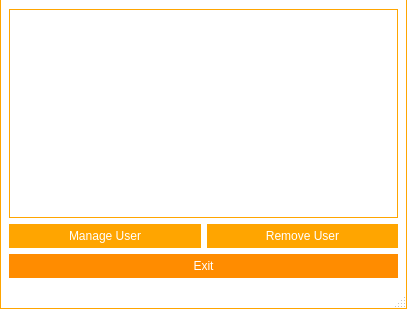
Nintersoft/SmartClass, file frmmanageusers.ui: the form before one commit.
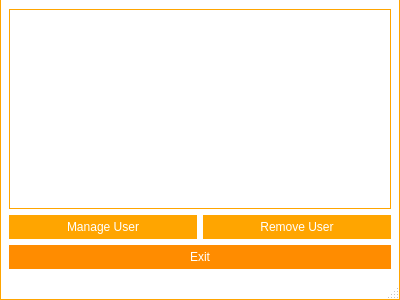
The form after the commit. Icons and pictures are not drawn.

The edit to the form file:
```diff
--- a/frmmanageusers.ui
+++ b/frmmanageusers.ui
@@ -9,10 +9,16 @@
    <rect>
     <x>0</x>
     <y>0</y>
-    <width>407</width>
-    <height>309</height>
+    <width>400</width>
+    <height>300</height>
    </rect>
   </property>
+  <property name="minimumSize">
+   <size>
+    <width>400</width>
+    <height>300</height>
+   </size>
+  </property>
   <property name="windowTitle">
    <string>MainWindow</string>
   </property>
@@ -564,6 +570,553 @@
 }</string>
   </property>
   <widget class="QWidget" name="centralWidget">
+   <property name="styleSheet">
+    <string notr="true">QWidget#titleBar{
+	background-color: #FFF;
+	border-top: 1px solid orange;
+	border-left: 1px solid orange;
+	border-right: 1px solid orange;
+	color: #000;
+}
+
+QWidget#centralWidget, QStatusBar{
+	background-color: #FFF;
+	border-left: 1px solid orange;
+	border-right: 1px solid orange;
+}
+
+QStatusBar{
+	border-bottom: 1px solid orange;
+}
+
+/*QTabWidget::pane {
+    border-top: 1px solid orange;
+}*/
+
+QSlider::handle:horizontal {
+    background: orange;
+}
+
+/* Vertical and horizontal line customization */
+
+QFrame[frameShape=&quot;4&quot;]
+{
+    color: orange;
+}
+
+QFrame[frameShape=&quot;5&quot;]
+{
+    color: orange;
+}
+
+/* QTabWidget elements customization */
+
+QTabWidget::pane {
+/*	border-top: 1px solid orange;*/
+	background: white;
+}
+
+QTabWidget::tab-bar {
+    left: 5px;
+}
+
+QTabBar::tab {
+	background: white;
+    min-width: 120px;
+    min-height: 20px;
+    padding: 2px;
+	border-top-left-radius: 5px;
+	border-top-right-radius: 5px;
+	margin-top: 6px;
+}
+
+QTabBar::tab:selected, QTabBar::tab:hover {
+	background: white;
+	border-top: 1px solid orange;
+	border-right: 1px solid orange;
+	border-left: 1px solid orange;
+}
+
+QTabBar::tab:selected {
+	background: white;
+	border-top: 2px solid orange;
+	border-right: 2px solid orange;
+	border-left: 2px solid orange;
+}
+
+QTabBar::tab:!selected {
+    margin-bottom: 3px;
+}
+
+QTabBar QToolButton{
+	background-color: white;
+	border: none;
+	color: black;
+}
+
+QTabBar QToolButton::hover{
+	background-color: darkorange;
+}
+
+QTabBar QToolButton::pressed{
+	background-color: orange;
+}
+
+QTabBar QToolButton::!enabled{
+	background-color: orange;
+}
+
+QWidget#tabInfo, QWidget#tabInfoLayout, QWidget#tabGeneral, QWidget#tabGeneralLayout, QWidget#tabFileLayout, QWidget#tabBackupLayout, QWidget#tabBackup, QWidget#tabHelpLayout, QWidget#screenManagerLayout{
+	background: white;
+}
+
+QLineEdit{
+	border: 1px solid orange;
+	min-height: 20px;
+}
+
+QPlainTextEdit{
+	border: 1px solid orange;
+	min-height: 40px;
+}
+
+QPushButton{
+	background-color: darkorange;
+	border: 5px solid darkorange;
+	color: white;
+}
+
+QPushButton::hover{
+	background-color: orange;
+	border: 5px solid orange;
+}
+
+QPushButton::pressed{
+	background-color: darkorange;
+	border: 5px solid darkorange;
+}
+
+QPushButton::!enabled{
+	background-color: orange;
+	border: 5px solid orange;
+}
+
+/*
+	QScroll Area
+*/
+
+QScrollArea{
+	border: none;
+}
+
+QScrollArea#scrollManager{
+	border: 1px solid orange;
+	border-radius: 5px;
+}
+
+/* QScrollBar Horizontal*/
+
+QScrollBar:horizontal {
+    background: lightgray;
+    height: 10px;
+    margin: 0px 40px 0 0px;
+	border-radius: 5px;
+}
+
+QScrollBar::handle:horizontal {
+    background: orange;
+	border-radius: 5px;
+    min-width: 20px;
+}
+
+QScrollBar::add-line:horizontal {
+    background: blue;
+    width: 20px;
+    subcontrol-position: right;
+    subcontrol-origin: margin;
+	border-top-right-radius: 5px;
+	border-bottom-right-radius: 5px;
+}
+
+QScrollBar::sub-line:horizontal {
+    background: red;
+    width: 20px;
+    subcontrol-position: top right;
+    subcontrol-origin: margin;
+    position: absolute;
+    right: 20px;
+	border-top-left-radius: 5px;
+	border-bottom-left-radius: 5px;
+}
+
+QScrollBar::sub-line:horizontal:hover {
+    background: darkred;
+}
+
+QScrollBar::sub-line:horizontal:pressed {
+    background: red;
+}
+
+QScrollBar::add-line:horizontal:hover {
+    background: darkblue;
+}
+
+QScrollBar::add-line:horizontal:pressed {
+    background: blue;
+}
+
+QScrollBar:left-arrow:horizontal{
+	image: url(:/images/scrollbar/slide_left.PNG);
+    width: 10px;
+    height: 10px;
+}
+
+QScrollBar::right-arrow:horizontal {
+	image: url(:/images/scrollbar/slide_right.PNG);
+    width: 10px;
+    height: 10px;
+}
+
+QScrollBar::add-page:horizontal, QScrollBar::sub-page:horizontal {
+    background: none;
+}
+
+/* QScrollBar Vertical*/
+
+QScrollBar:vertical {
+    background: lightgray;
+    width: 10px;
+    margin: 0px 0px 40px 0px;
+	border-radius: 5px;
+}
+
+QScrollBar::handle:vertical {
+    background: orange;
+	border-radius: 5px;
+    min-width: 20px;
+}
+
+QScrollBar::add-line:vertical {
+    background: blue;
+    height: 20px;
+    subcontrol-position: bottom;
+    subcontrol-origin: margin;
+	border-bottom-right-radius: 5px;
+	border-bottom-left-radius: 5px;
+}
+
+QScrollBar::sub-line:vertical {
+    background: red;
+    height: 20px;
+    subcontrol-position: bottom right;
+    subcontrol-origin: margin;
+    position: absolute;
+    bottom: 20px;
+	border-top-right-radius: 5px;
+	border-top-left-radius: 5px;
+}
+
+QScrollBar::sub-line:vertical:hover {
+    background: darkred;
+}
+
+QScrollBar::sub-line:vertical:pressed {
+    background: red;
+}
+
+QScrollBar::add-line:vertical:hover {
+    background: darkblue;
+}
+
+QScrollBar::add-line:vertical:pressed {
+    background: blue;
+}
+
+QScrollBar:up-arrow:vertical{
+	image: url(:/images/scrollbar/slide_up.PNG);
+	width: 10px;
+    height: 10px;
+}
+
+ QScrollBar::down-arrow:vertical{
+	image: url(:/images/scrollbar/slide_down.PNG);
+	width: 10px;
+    height: 10px;
+}
+
+QScrollBar::add-page:vertical, QScrollBar::sub-page:vertical {
+    background: none;
+}
+
+/*QComboBox*/
+
+QComboBox {
+    border: 1px solid orange;
+	background: white;
+    border-radius: 3px;
+    padding: 1px 18px 1px 3px;
+    min-width: 6em;
+}
+
+QComboBox:editable {
+    background: white;
+}
+
+QComboBox:!editable, QComboBox::drop-down:editable {
+	background: white;
+}
+
+QComboBox:!editable:on, QComboBox::drop-down:editable:on {
+    background: white;
+}
+
+QComboBox:on {
+    padding-top: 3px;
+    padding-left: 4px;
+}
+
+QComboBox::drop-down {
+    subcontrol-origin: padding;
+    subcontrol-position: top right;
+    width: 15px;
+
+    border-left-width: 1px;
+    border-left-color: orange;
+    border-left-style: solid;
+    border-top-right-radius: 3px;
+    border-bottom-right-radius: 3px;
+}
+
+QComboBox::drop-down:hover {
+    background: orange;
+}
+
+QComboBox::down-arrow {
+    image: url(&quot;:/images/buttons/Down_Arrow.PNG&quot;);
+	width: 10px;
+	height: 10px;
+}
+
+QComboBox::down-arrow:on {
+    top: 1px;
+    left: 1px;
+}
+
+QComboBox QAbstractItemView {
+    border: 1px solid orange;
+    selection-background-color: orange;
+    border-top-right-radius: 3px;
+    border-bottom-right-radius: 3px;
+}
+
+QComboBox QAbstractItemView:hover {
+	color: orange;
+}
+
+/*
+ * QToolButton
+ */
+
+QToolButton {
+	background: transparent;
+	border: 1px solid transparent;
+	color: black;
+}
+
+QToolButton::hover {
+	background: darkorange;
+	border: 1px solid darkorange;
+	color: white;
+}
+
+QToolButton::pressed {
+	background: orange;
+	border: 1px solid orange;
+	color: white;
+}
+
+/* QSpinBox  QDateEdit*/
+
+QSpinBox, QDoubleSpinBox, QDateEdit, QDateTimeEdit {
+	border: 1px solid orange;
+	background: white;
+    padding-right: 15px; /* make room for the arrows */
+	border-radius: 5px;
+}
+
+QSpinBox::up-button:disabled,  QSpinBox::up-button:off,
+QSpinBox::down-button:disabled,  QSpinBox::down-button:off,
+QDoubleSpinBox::up-button:disabled,  QDoubleSpinBox::up-button:off,
+QDoubleSpinBox::down-button:disabled,  QDoubleSpinBox::down-button:off,
+QDateEdit::up-button:disabled,  QDateEdit::up-button:off,
+QDateEdit::down-button:disabled,  QDateEdit::down-button:off,
+QDateTimeEdit::up-button:disabled,  QDateTimeEdit::up-button:off,
+QDateTimeEdit::down-button:disabled,  QDateTimeEdit::down-button:off{
+	background: orange;
+}
+
+QSpinBox::up-button, QDoubleSpinBox::up-button, QDateEdit::up-button, QDateTimeEdit::up-button {
+    subcontrol-origin: border;
+    subcontrol-position: top right;
+
+    width: 16px;
+	border: 1px solid orange;
+	border-top-right-radius: 5px;
+}
+
+QSpinBox::up-button:hover, QDoubleSpinBox::up-button:hover, QDateEdit::up-button:hover, QDateTimeEdit::up-button:hover {
+	background: darkorange;
+}
+
+QSpinBox::up-button:pressed, QDoubleSpinBox::up-button:pressed, QDateEdit::up-button:pressed, QDateTimeEdit::up-button:pressed {
+	background: orange;
+}
+
+QSpinBox::up-arrow, QDoubleSpinBox::up-arrow, QDateEdit::up-arrow, QDateTimeEdit::up-arrow {
+    border-image: url(:/images/buttons/Up_Arrow.PNG) 1;
+    width: 7px;
+    height: 7px;
+}
+
+QSpinBox::up-arrow:disabled,
+QSpinBox::up-arrow:off,
+QDoubleSpinBox::up-arrow:disabled,
+QDoubleSpinBox::up-arrow:off,
+QDateEdit::up-arrow:disabled,
+QDateEdit::up-arrow:off,
+QDateTimeEdit::up-arrow:disabled,
+QDateTimeEdit::up-arrow:off {
+   background: transparent;
+}
+
+QSpinBox::down-button,
+QDoubleSpinBox::down-button,
+QDateEdit::down-button,
+QDateTimeEdit::down-button {
+    subcontrol-origin: border;
+    subcontrol-position: bottom right;
+
+    width: 16px;
+	border: 1px solid orange;
+	border-bottom-right-radius: 5px;
+}
+
+QSpinBox::down-button:hover,
+QDoubleSpinBox::down-button:hover,
+QDateEdit::down-button:hover,
+QDateTimeEdit::down-button:hover {
+	background: darkorange;
+}
+
+QSpinBox::down-button:pressed,
+QDoubleSpinBox::down-button:pressed,
+QDateEdit::down-button:pressed,
+QDateTimeEdit::down-button:pressed {
+	background: orange;
+}
+
+QSpinBox::down-arrow,
+QDoubleSpinBox::down-arrow,
+QDateEdit::down-arrow,
+QDateTimeEdit::down-arrow {
+    border-image: url(:/images/buttons/Down_Arrow.PNG) 1;
+    width: 7px;
+    height: 7px;
+}
+
+QSpinBox::down-arrow:disabled,
+QSpinBox::down-arrow:off,
+QDoubleSpinBox::down-arrow:disabled,
+QDoubleSpinBox::down-arrow:off,
+QDateEdit::down-arrow:disabled,
+QDateEdit::down-arrow:off,
+QDateTimeEdit::down-arrow:disabled,
+QDateTimeEdit::down-arrow:off {
+   background: transparent;
+}
+
+/*QCheckBox*/
+
+QCheckBox {
+    spacing: 5px;
+}
+
+QCheckBox::indicator {
+    width: 13px;
+    height: 13px;
+}
+
+QCheckBox::indicator:unchecked {
+    border: 1px solid orange;
+}
+
+QCheckBox::indicator:unchecked:hover {
+    border: 2px solid darkorange;
+}
+
+QCheckBox::indicator:unchecked:pressed {
+    border: 2px solid orange;
+}
+
+QCheckBox::indicator:checked {
+    border: 1px solid orange;
+	image: url(:/images/buttons/Close.PNG);
+}
+
+QCheckBox::indicator:checked:hover {
+    border: 2px solid darkorange;
+	image: url(:/images/buttons/Close.PNG);
+}
+
+QCheckBox::indicator:checked:pressed {
+    border: 2px solid orange;
+	image: url(:/images/buttons/Close.PNG);
+}
+
+QCheckBox::indicator:indeterminate:hover {
+    border: 2px solid darkorange;
+}
+
+QCheckBox::indicator:indeterminate:pressed {
+    border: 2px solid orange;
+}
+
+/*
+ * QTableWidget
+ */
+
+QTableWidget{
+	border: 1px solid orange;
+}
+
+/*
+ * QGroupBox
+ */
+
+QGroupBox {
+    border: 1px solid orange;
+    border-radius: 2px;
+    margin-top: 10px;
+    padding-top: 10px;
+}
+
+QGroupBox::title {
+    subcontrol-origin: margin;
+    subcontrol-position: top middle; /* position at the top center */
+    padding: 5px;
+    background-color: white;
+	border: 1px solid orange;
+	border-radius: 2px;
+}
+
+/*
+ * QListWidget
+ */
+
+QListWidget {
+    border: 1px solid orange;
+}</string>
+   </property>
    <layout class="QGridLayout" name="gridLayout">
     <item row="1" column="0">
      <widget class="QPushButton" name="btManageUser">
```
Left out of the diff: 2 changed lines with no effect on the pictures.
